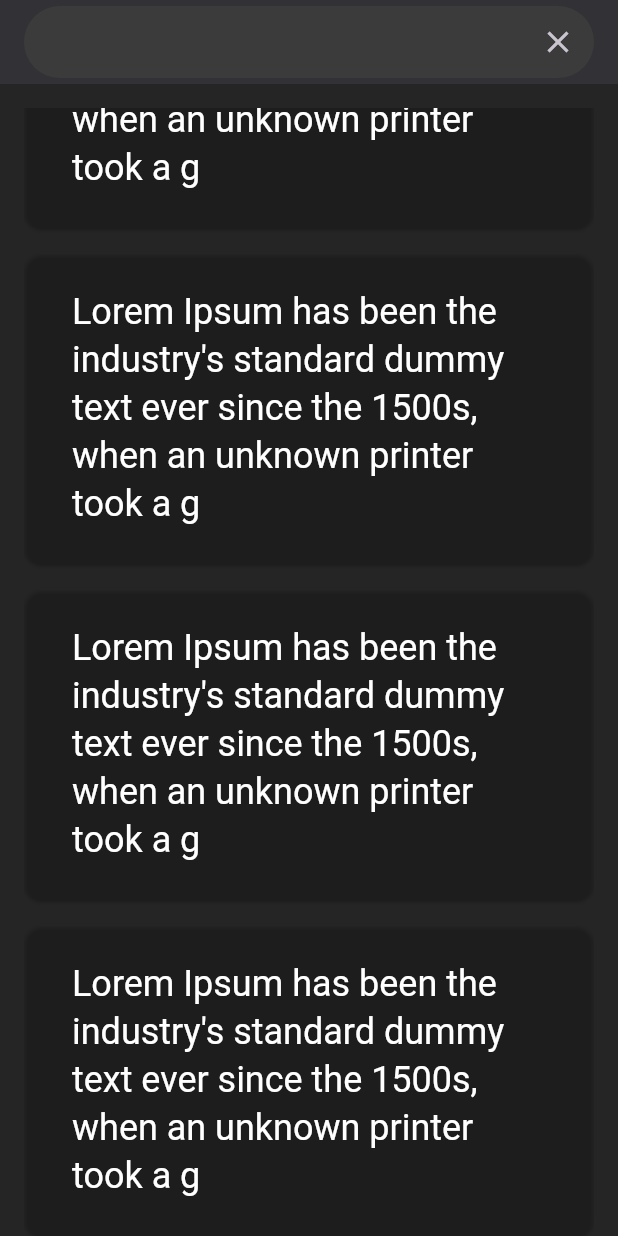
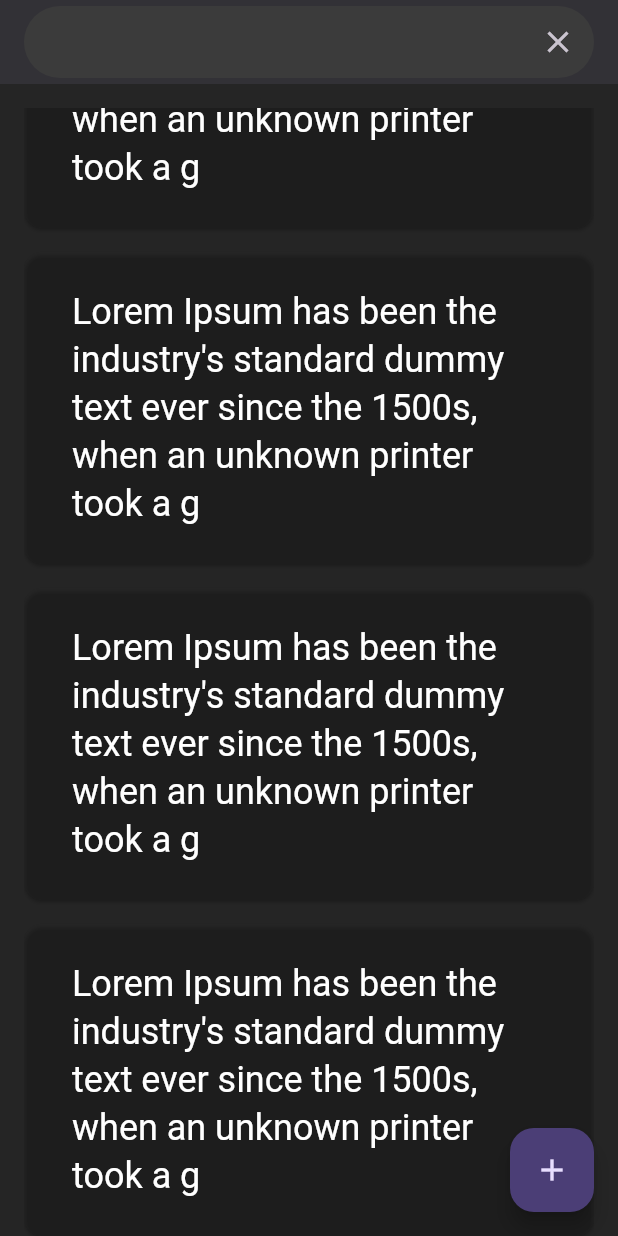
Before and after one commit to NOORABUSALEM/note_app_using_cubit, a Flutter app: the screen it shows after launch, scrolled down 576 dp, after a tap on the "search" icon, on a phone screen of 412 x 824 dp. Run offline on Flutter 3.47's test engine with Material 3 defaults, Android fonts, the phone set to English and light mode, and no system bars; our stand-ins replace bloc, flutter_bloc, gap, sqflite; accounts and stored records are empty.

Commit message:
last update

```diff
--- a/lib/features/home/cubit/search_bar_cubit/search_bar_cubit.dart
+++ b/lib/features/home/cubit/search_bar_cubit/search_bar_cubit.dart
@@ -1,10 +1,14 @@
 import 'package:bloc/bloc.dart';
-import 'package:meta/meta.dart';
+import 'package:flutter/cupertino.dart';
 
 part 'search_bar_state.dart';
 
 class SearchBarCubit extends Cubit<SearchBarState> {
-  SearchBarCubit() : super(SearchBarHide());
+  SearchBarCubit() : super(SearchBarHide()) {
+    searchController = TextEditingController();
+  }
+
+  late final TextEditingController searchController;
 
   void show() {
     emit(SearchBarShow());
--- a/lib/features/home/presntation/home_screen.dart
+++ b/lib/features/home/presntation/home_screen.dart
@@ -40,21 +40,9 @@ class HomeScreenView extends StatelessWidget {
             return switch (state) {
               // TODO: Handle this case.
               SearchBarShow() => AppBar(
-                  title: TextField(
-                    decoration: InputDecoration(
-                      suffixIcon: InkWell(
-                        onTap: () {
-                          context.read<SearchBarCubit>().hide();
-                        },
-                        child: const Icon(Icons.close),
-                      ),
-                      contentPadding: EdgeInsets.symmetric(vertical: 6,horizontal: 16),
-                      focusedBorder: searchBarStyle,
-                      enabledBorder: searchBarStyle,
-                      border: searchBarStyle,
-                      filled: true,
-                      fillColor: AppColors.darkBackGroundSearchBar,
-                    ),
+                  title: CustomSearchBar(
+                    controller:
+                        context.watch<SearchBarCubit>().searchController,
                   ),
                 ),
               // TODO: Handle this case.
@@ -105,6 +93,12 @@ class HomeScreenView extends StatelessWidget {
             ),
           ],
         ),
+      ),
+      floatingActionButton: FloatingActionButton(
+        onPressed: () {
+          Navigator.of(context).pushNamed("/note");
+        },
+        child: const Icon(Icons.add),
       ),
     );
   }
@@ -159,6 +153,39 @@ class HomeScreenView extends StatelessWidget {
   }
 }
 
+class CustomSearchBar extends StatelessWidget {
+  const CustomSearchBar({
+    super.key,
+    this.controller,
+    this.onChanged,
+  });
+
+  final TextEditingController? controller;
+  final void Function(String)? onChanged;
+
+  @override
+  Widget build(BuildContext context) {
+    return TextField(
+      controller: controller,
+      decoration: InputDecoration(
+        suffixIcon: InkWell(
+          onTap: () {
+            context.read<SearchBarCubit>().hide();
+          },
+          child: const Icon(Icons.close),
+        ),
+        contentPadding: const EdgeInsets.symmetric(vertical: 6, horizontal: 16),
+        focusedBorder: searchBarStyle,
+        enabledBorder: searchBarStyle,
+        border: searchBarStyle,
+        filled: true,
+        fillColor: AppColors.darkBackGroundSearchBar,
+      ),
+      onChanged: onChanged,
+    );
+  }
+}
+
 class NoteCard extends StatelessWidget {
   const NoteCard({
     super.key,
--- /dev/null
+++ b/lib/features/note/presntation/note_screen.dart
@@ -0,0 +1,14 @@
+import 'package:flutter/material.dart';
+
+class NoteScreen extends StatelessWidget {
+  const NoteScreen({super.key});
+
+  @override
+  Widget build(BuildContext context) {
+    return Scaffold(
+      appBar: AppBar(
+        title: const Text("Note Screen"),
+      ),
+    );
+  }
+}
--- a/lib/main.dart
+++ b/lib/main.dart
@@ -1,5 +1,6 @@
 import 'package:flutter/material.dart';
 import 'package:note/core/theme/app_theme.dart';
+import 'package:note/features/note/presntation/note_screen.dart';
 
 import 'features/home/presntation/home_screen.dart';
 
@@ -14,8 +15,15 @@ class MainApp extends StatelessWidget {
   Widget build(BuildContext context) {
     return MaterialApp(
       theme: AppTheme.getTheme(context),
-      home: const HomeScreen(),
-
+      initialRoute: "/home",
+      routes: {
+        "/home": (context) {
+          return const HomeScreen();
+        },
+        "/note": (context) {
+          return const NoteScreen();
+        },
+      },
     );
   }
 }
```
